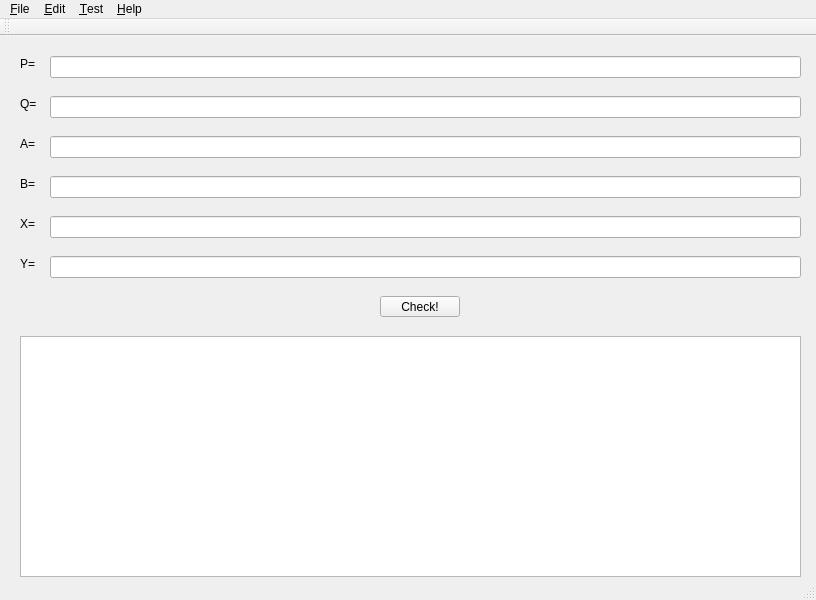
First picture: the form in mainwindow.ui, repository s-v-grebnev/ECver, before the edit.
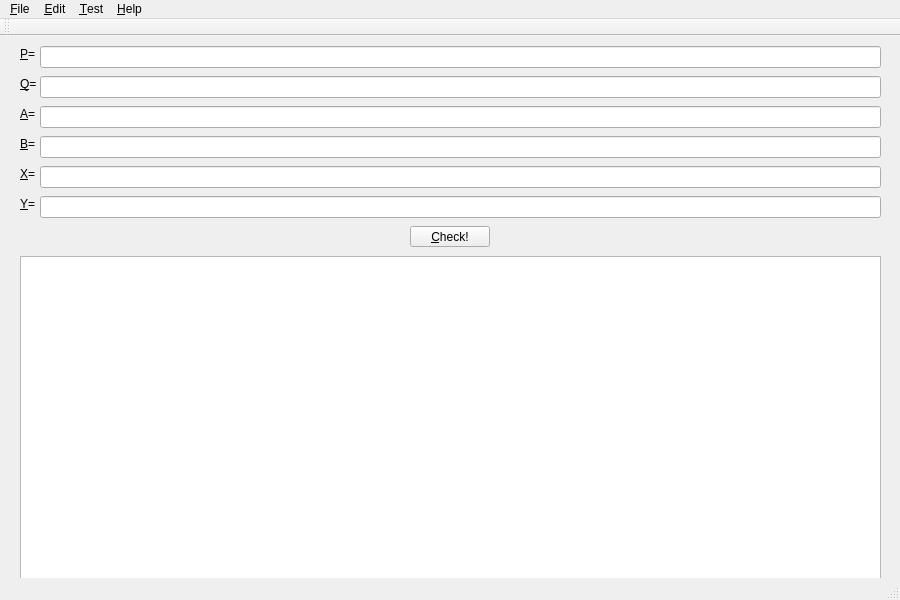
Second picture: the form after the edit.

```diff
--- a/mainwindow.ui
+++ b/mainwindow.ui
@@ -6,7 +6,7 @@
    <rect>
     <x>0</x>
     <y>0</y>
-    <width>816</width>
+    <width>900</width>
     <height>600</height>
    </rect>
   </property>
@@ -17,9 +17,9 @@
    <widget class="QLineEdit" name="lineEdit">
     <property name="geometry">
      <rect>
-      <x>50</x>
-      <y>20</y>
-      <width>751</width>
+      <x>40</x>
+      <y>10</y>
+      <width>841</width>
       <height>22</height>
      </rect>
     </property>
@@ -27,9 +27,9 @@
    <widget class="QLineEdit" name="lineEdit_2">
     <property name="geometry">
      <rect>
-      <x>50</x>
-      <y>60</y>
-      <width>751</width>
+      <x>40</x>
+      <y>40</y>
+      <width>841</width>
       <height>22</height>
      </rect>
     </property>
@@ -37,9 +37,9 @@
    <widget class="QLineEdit" name="lineEdit_3">
     <property name="geometry">
      <rect>
-      <x>50</x>
-      <y>100</y>
-      <width>751</width>
+      <x>40</x>
+      <y>70</y>
+      <width>841</width>
       <height>22</height>
      </rect>
     </property>
@@ -47,9 +47,9 @@
    <widget class="QLineEdit" name="lineEdit_4">
     <property name="geometry">
      <rect>
-      <x>50</x>
-      <y>140</y>
-      <width>751</width>
+      <x>40</x>
+      <y>100</y>
+      <width>841</width>
       <height>22</height>
      </rect>
     </property>
@@ -57,9 +57,9 @@
    <widget class="QLineEdit" name="lineEdit_5">
     <property name="geometry">
      <rect>
-      <x>50</x>
-      <y>180</y>
-      <width>751</width>
+      <x>40</x>
+      <y>130</y>
+      <width>841</width>
       <height>22</height>
      </rect>
     </property>
@@ -67,9 +67,9 @@
    <widget class="QLineEdit" name="lineEdit_6">
     <property name="geometry">
      <rect>
-      <x>50</x>
-      <y>220</y>
-      <width>751</width>
+      <x>40</x>
+      <y>160</y>
+      <width>841</width>
       <height>22</height>
      </rect>
     </property>
@@ -77,101 +77,122 @@
    <widget class="QPushButton" name="pushButton">
     <property name="geometry">
      <rect>
-      <x>380</x>
-      <y>260</y>
+      <x>410</x>
+      <y>190</y>
       <width>80</width>
       <height>21</height>
      </rect>
     </property>
     <property name="text">
-     <string>Check!</string>
+     <string>&amp;Check!</string>
     </property>
    </widget>
    <widget class="QLabel" name="label">
     <property name="geometry">
      <rect>
       <x>20</x>
-      <y>20</y>
-      <width>31</width>
+      <y>10</y>
+      <width>21</width>
       <height>16</height>
      </rect>
     </property>
     <property name="text">
-     <string>P=</string>
+     <string>&amp;P=</string>
+    </property>
+    <property name="buddy">
+     <cstring>lineEdit</cstring>
     </property>
    </widget>
    <widget class="QLabel" name="label_2">
     <property name="geometry">
      <rect>
       <x>20</x>
-      <y>60</y>
+      <y>40</y>
       <width>21</width>
       <height>16</height>
      </rect>
     </property>
     <property name="text">
-     <string>Q=</string>
+     <string>&amp;Q=</string>
+    </property>
+    <property name="buddy">
+     <cstring>lineEdit_2</cstring>
     </property>
    </widget>
    <widget class="QLabel" name="label_3">
     <property name="geometry">
      <rect>
       <x>20</x>
-      <y>100</y>
+      <y>70</y>
       <width>21</width>
       <height>16</height>
      </rect>
     </property>
     <property name="text">
-     <string>A=</string>
+     <string>&amp;A=</string>
+    </property>
+    <property name="buddy">
+     <cstring>lineEdit_3</cstring>
     </property>
    </widget>
    <widget class="QLabel" name="label_4">
     <property name="geometry">
      <rect>
       <x>20</x>
-      <y>140</y>
+      <y>100</y>
       <width>21</width>
       <height>16</height>
      </rect>
     </property>
     <property name="text">
-     <string>B=</string>
+     <string>&amp;B=</string>
+    </property>
+    <property name="buddy">
+     <cstring>lineEdit_4</cstring>
     </property>
    </widget>
    <widget class="QLabel" name="label_5">
     <property name="geometry">
      <rect>
       <x>20</x>
-      <y>180</y>
+      <y>130</y>
       <width>21</width>
       <height>16</height>
      </rect>
     </property>
     <property name="text">
-     <string>X=</string>
+     <string>&amp;X=</string>
+    </property>
+    <property name="buddy">
+     <cstring>lineEdit_5</cstring>
     </property>
    </widget>
    <widget class="QLabel" name="label_6">
     <property name="geometry">
      <rect>
       <x>20</x>
-      <y>220</y>
+      <y>160</y>
       <width>21</width>
       <height>16</height>
      </rect>
     </property>
     <property name="text">
-     <string>Y=</string>
+     <string>&amp;Y=</string>
+    </property>
+    <property name="buddy">
+     <cstring>lineEdit_6</cstring>
     </property>
    </widget>
    <widget class="QPlainTextEdit" name="plainTextEdit">
+    <property name="enabled">
+     <bool>true</bool>
+    </property>
     <property name="geometry">
      <rect>
       <x>20</x>
-      <y>300</y>
-      <width>781</width>
-      <height>241</height>
+      <y>220</y>
+      <width>861</width>
+      <height>341</height>
      </rect>
     </property>
    </widget>
@@ -190,7 +211,7 @@
     <rect>
      <x>0</x>
      <y>0</y>
-     <width>816</width>
+     <width>900</width>
      <height>19</height>
     </rect>
    </property>
```
Left out of the diff: 35 changed lines with no effect on the pictures.
